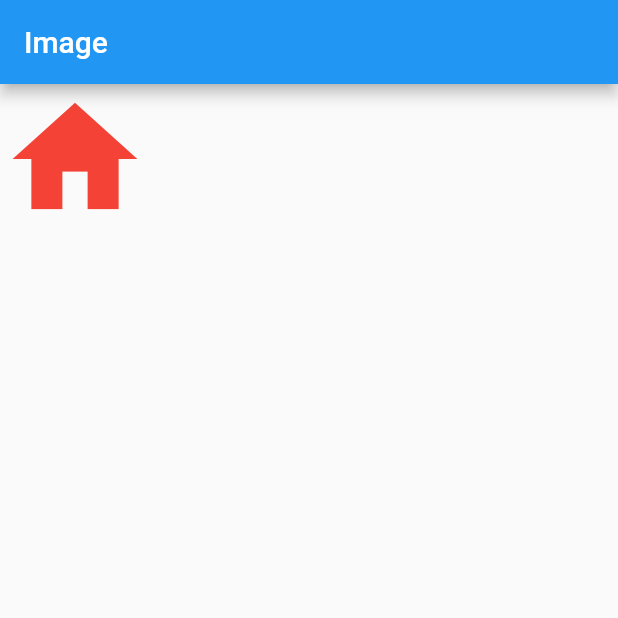
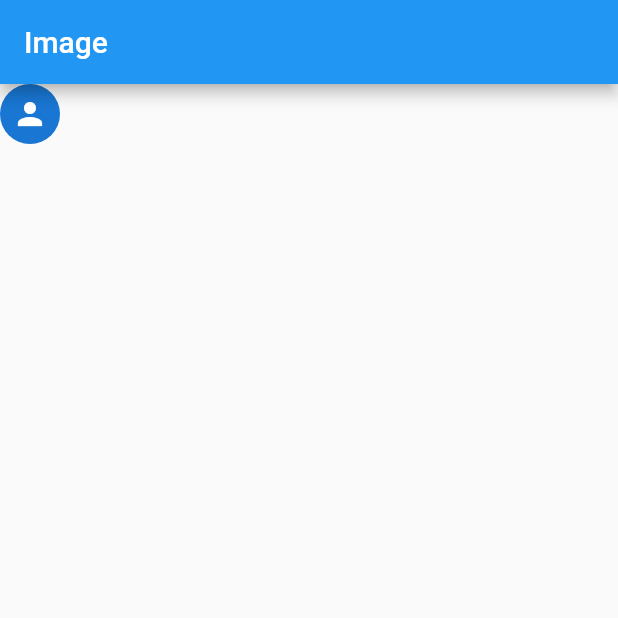
Before and after one commit to chihyeonWON/Flutter-Widget, a Flutter app: the screen it shows after launch, on a phone screen of 412 x 824 dp, the top half of it. Run offline on Flutter 3.47's test engine with Material 2 defaults, Android fonts, the phone set to English and light mode, and no system bars.

Commit message:
CircleAvatar 실습

```diff
--- a/lib/main.dart
+++ b/lib/main.dart
@@ -24,10 +24,9 @@ class MyHomePage extends StatelessWidget {
             appBar: AppBar(
               title: Text('Image'),
             ),
-            body:Icon(
-              Icons.home,
-              color:Colors.red,
-              size:100.0,
+            body:CircleAvatar(
+              child:Icon(Icons.person),
+
             )
     );
   }
```
